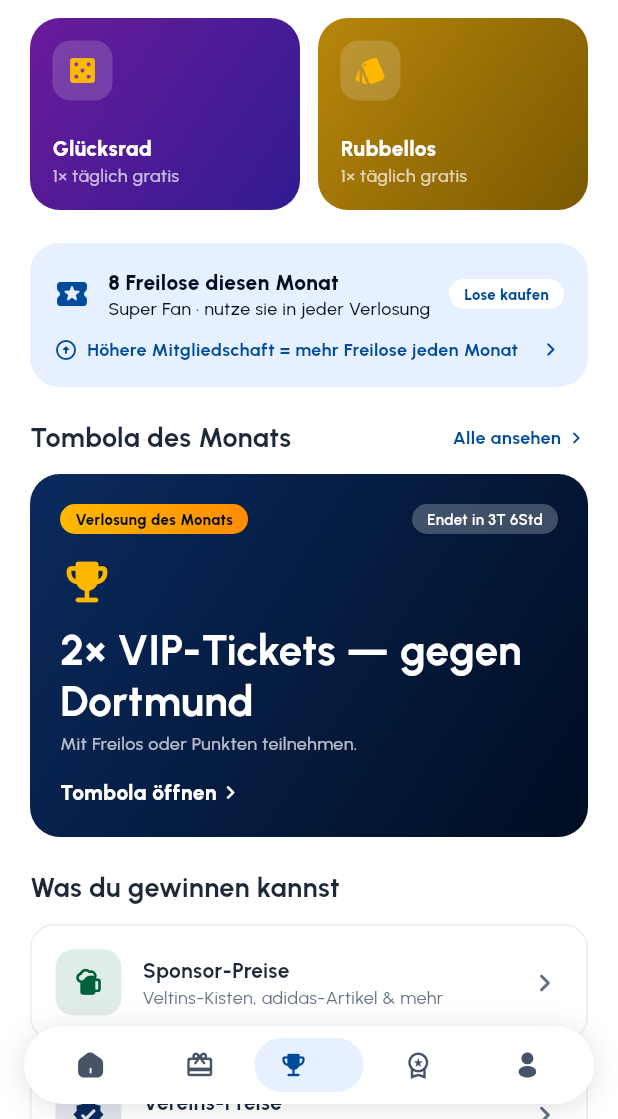
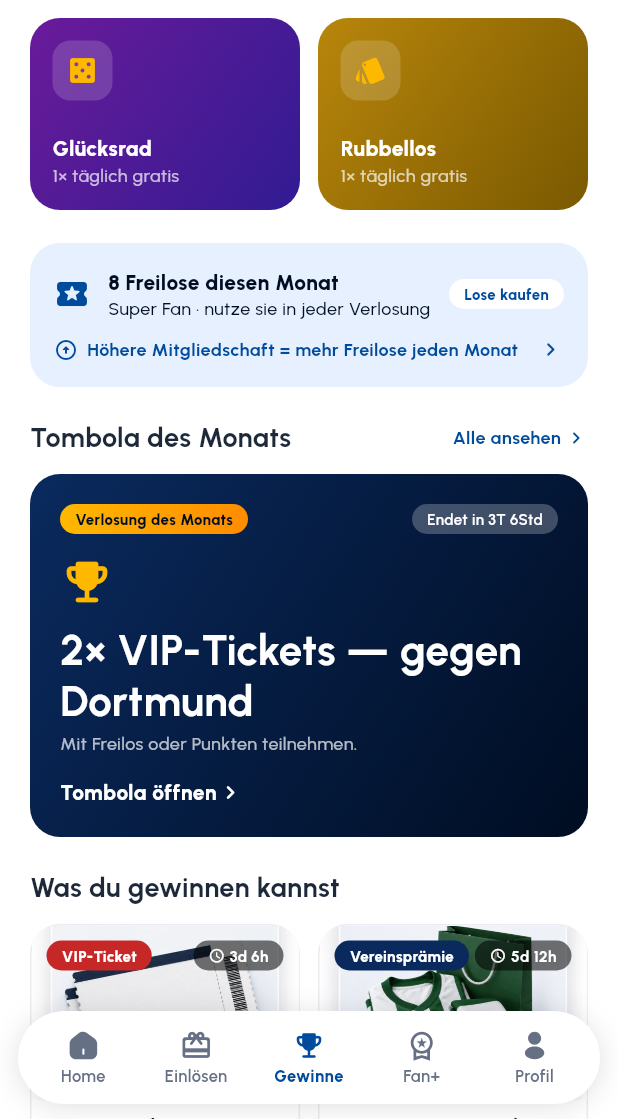
Before and after one commit to COREVIONLABS/EMBAapp-native, a Flutter app: the MainShell screen opened directly, item 3 of the bottom bar chosen, on a phone screen of 412 x 824 dp, the part 117-1236 px from its top. Run offline on Flutter 3.47's test engine with Material 3 defaults, Android fonts, the phone set to English and light mode, and no system bars; our stand-ins replace flutter_svg.

Commit message:
Always-visible nav labels + Socios prize grid on Prizes tab [skip ci]
Bottom nav: switched from the active-only label pill to icon + label
under every tab (Socios-style), active tab highlighted in the brand
colour. Labels are always readable now.

Prizes tab: replaced the grey 'What you can win' icon list with a
2-column prize-draw grid (Socios auctions look) — full-bleed photo,
category band, live countdown pill, title, lot entry cost and an Enter
chip. Daily games and free-lots panel unchanged.

Co-Authored-By: Claude Opus 4.8 <noreply@anthropic.com>
Claude-Session: https://claude.ai/code/session_0138H2TPm9wvb2D54WvCY8tL

```diff
--- a/lib/l10n/strings.dart
+++ b/lib/l10n/strings.dart
@@ -1149,6 +1149,8 @@ const Map<String, String> _de = {
   'Buy': 'Kaufen',
   // ── Home „Für dich" reale Inhalte ──
   'Stadium Tour VIP': 'Stadiontour VIP',
+  'lot': 'Los',
+  'lots': 'Lose',
   'Derby VIP Tombola': 'Derby VIP-Tombola',
   'Fanshop · 4,500 pts': 'Fanshop · 4.500 Pkt',
   'Tombola · free with Super Fan': 'Tombola · gratis mit Super Fan',
--- a/lib/screens/gewinnen_screen.dart
+++ b/lib/screens/gewinnen_screen.dart
@@ -2,6 +2,7 @@ import 'package:flutter/material.dart';
 import '../theme/app_theme.dart';
 import '../widgets/app_widgets.dart';
 import '../widgets/sub_scaffold.dart';
+import '../widgets/asset_img.dart';
 import '../model/fan_model.dart';
 import '../model/daily_games.dart';
 import 'raffles_screen.dart';
@@ -21,12 +22,32 @@ class GewinnenScreen extends StatelessWidget {
   void _push(BuildContext context, Widget s) =>
       Navigator.of(context).push(MaterialPageRoute(builder: (_) => s));
 
-  // Prize categories in the monthly Tombola (icon, title, sub, colour).
-  static const _draws = <(IconData, String, String, Color)>[
-    (Icons.sports_bar_rounded, 'Sponsor prizes', 'Veltins crates, adidas gear & more', Color(0xFF00623A)),
-    (Icons.verified_rounded, 'Club prizes', 'Signed shirts, matchballs, memorabilia', Color(0xFF0A2A5E)),
-    (Icons.stadium_rounded, 'Money-can\'t-buy', 'Play on the pitch, meet the squad', Color(0xFF6A1B9A)),
-    (Icons.confirmation_number_rounded, 'VIP tickets', 'Derby & top-match VIP seats', Color(0xFFC62828)),
+  // 2-column grid of live prize draws (image, countdown, lot entry cost).
+  Widget _prizeGrid(BuildContext context) {
+    final rows = <Widget>[];
+    for (var i = 0; i < _prizes.length; i += 2) {
+      rows.add(Row(crossAxisAlignment: CrossAxisAlignment.start, children: [
+        Expanded(child: _PrizeCard(prize: _prizes[i], onTap: () => _push(context, const RafflesScreen()))),
+        const SizedBox(width: 12),
+        Expanded(
+          child: i + 1 < _prizes.length
+              ? _PrizeCard(prize: _prizes[i + 1], onTap: () => _push(context, const RafflesScreen()))
+              : const SizedBox(),
+        ),
+      ]));
+      if (i + 2 < _prizes.length) rows.add(const SizedBox(height: 12));
+    }
+    return Column(children: rows);
+  }
+
+  // Live prize draws (title, category, image, ends-in, lots to enter, colour).
+  static const _prizes = <(String, String, String, String, int, Color)>[
+    ('2× VIP-Tickets vs Dortmund', 'VIP-Ticket', 'img_tickets', '3d 6h', 1, Color(0xFFC62828)),
+    ('Signiertes Heimtrikot 25/26', 'Vereinsprämie', 'img_fanshop', '5d 12h', 1, Color(0xFF0A2A5E)),
+    ('VELTINS Spieltags-Paket', 'Sponsor', 'img_partner', '2d 3h', 1, Color(0xFF00623A)),
+    ('Auf dem Rasen spielen', 'Money-can\'t-buy', 'img_experiences', '9d 4h', 2, Color(0xFF6A1B9A)),
+    ('Meet & Greet mit dem Team', 'Erlebnis', 'img_rewards', '6d 8h', 2, Color(0xFF6A1B9A)),
+    ('Matchball aus dem Derby', 'Vereinsprämie', 'img_rewards', '4d 1h', 1, Color(0xFF0A2A5E)),
   ];
 
   @override
@@ -130,24 +151,10 @@ class GewinnenScreen extends StatelessWidget {
         ),
         const SizedBox(height: 22),
 
-        // ── 4) All draws by prize source ──
+        // ── 4) All live draws (Socios-style prize grid) ──
         const SectionHeader('What you can win', action: null),
         const SizedBox(height: 12),
-        for (final d in _draws) ...[
-          SurfaceCard(
-            onTap: () => _push(context, const RafflesScreen()),
-            child: Row(children: [
-              Container(width: 44, height: 44, decoration: BoxDecoration(color: d.$4.withValues(alpha: 0.12), borderRadius: BorderRadius.circular(12)), child: Icon(d.$1, color: d.$4, size: 22)),
-              const SizedBox(width: 14),
-              Expanded(child: Column(crossAxisAlignment: CrossAxisAlignment.start, children: [
-                Text(tr(d.$2), style: AppText.body2.copyWith(color: AppColors.textDarker, fontWeight: FontWeight.w700)),
-                Text(tr(d.$3), maxLines: 1, overflow: TextOverflow.ellipsis, style: AppText.body3Regular),
-              ])),
-              Icon(Icons.chevron_right_rounded, color: AppColors.textLight),
-            ]),
-          ),
-          const SizedBox(height: 10),
-        ],
+        _prizeGrid(context),
       ],
     );
   }
@@ -196,3 +203,69 @@ class _DailyGameCard extends StatelessWidget {
     );
   }
 }
+
+/// Prize draw card (Socios auctions-style): full-bleed photo with a category
+/// band and a live countdown, then a white body with title and the lot entry
+/// cost plus an "enter" chip.
+class _PrizeCard extends StatelessWidget {
+  final (String, String, String, String, int, Color) prize;
+  final VoidCallback onTap;
+  const _PrizeCard({required this.prize, required this.onTap});
+
+  @override
+  Widget build(BuildContext context) {
+    final (title, category, image, ends, lots, color) = prize;
+    return Tappable(
+      scale: 0.97,
+      onTap: onTap,
+      child: Container(
+        height: 246,
+        clipBehavior: Clip.antiAlias,
+        decoration: BoxDecoration(
+          color: AppColors.surface,
+          borderRadius: BorderRadius.circular(AppRadii.card),
+          border: Border.all(color: AppColors.borderLightest),
+        ),
+        child: Column(crossAxisAlignment: CrossAxisAlignment.start, children: [
+          Stack(children: [
+            SizedBox(
+              height: 116, width: double.infinity,
+              child: AssetImg(image, fit: BoxFit.cover, fallbackIcon: Icons.emoji_events_rounded),
+            ),
+            Positioned(
+              left: 10, top: 10,
+              child: Pill(color: color, child: Text(tr(category), style: AppText.caption1.copyWith(color: Colors.white, fontWeight: FontWeight.w800))),
+            ),
+            Positioned(
+              right: 10, top: 10,
+              child: Pill(color: Colors.black.withValues(alpha: 0.55), child: Row(mainAxisSize: MainAxisSize.min, children: [
+                const Icon(Icons.schedule_rounded, size: 11, color: Colors.white),
+                const SizedBox(width: 3),
+                Text(ends, style: AppText.caption1.copyWith(color: Colors.white, fontWeight: FontWeight.w700)),
+              ])),
+            ),
+          ]),
+          Expanded(
+            child: Padding(
+              padding: const EdgeInsets.fromLTRB(12, 10, 12, 12),
+              child: Column(crossAxisAlignment: CrossAxisAlignment.start, children: [
+                Text(tr(title), maxLines: 2, overflow: TextOverflow.ellipsis, style: AppText.body2.copyWith(color: AppColors.textDarker, fontWeight: FontWeight.w700, height: 1.15)),
+                const Spacer(),
+                Row(children: [
+                  const Icon(Icons.local_activity_rounded, size: 15, color: AppColors.brandPrimary),
+                  const SizedBox(width: 5),
+                  Expanded(child: Text('$lots ${tr(lots == 1 ? 'lot' : 'lots')}', maxLines: 1, overflow: TextOverflow.ellipsis, style: AppText.body3.copyWith(color: AppColors.textNormal, fontWeight: FontWeight.w700))),
+                  Container(
+                    padding: const EdgeInsets.symmetric(horizontal: 12, vertical: 6),
+                    decoration: BoxDecoration(color: AppColors.brandPrimary, borderRadius: BorderRadius.circular(999)),
+                    child: Text(tr('Enter'), style: AppText.caption1.copyWith(color: Colors.white, fontWeight: FontWeight.w800)),
+                  ),
+                ]),
+              ]),
+            ),
+          ),
+        ]),
+      ),
+    );
+  }
+}
--- a/lib/widgets/bottom_nav.dart
+++ b/lib/widgets/bottom_nav.dart
@@ -19,7 +19,8 @@ const kNavDestinations = [
   NavDest('nav_profile', 'Profile'),
 ];
 
-/// Floating white pill navbar, 1:1 with Figma (active item shows label pill).
+/// Floating white navbar — icon + always-visible label under every tab
+/// (Socios-style), with the active tab highlighted in the brand colour.
 class AppBottomNav extends StatelessWidget {
   final int active;
   final ValueChanged<int> onTap;
@@ -31,9 +32,9 @@ class AppBottomNav extends StatelessWidget {
     // gesture / navigation bar now that the app draws edge-to-edge.
     final bottomInset = MediaQuery.of(context).padding.bottom;
     return Padding(
-      padding: EdgeInsets.fromLTRB(16, 0, 16, 10 + bottomInset),
+      padding: EdgeInsets.fromLTRB(12, 0, 12, 10 + bottomInset),
       child: Container(
-        padding: const EdgeInsets.all(8),
+        padding: const EdgeInsets.symmetric(horizontal: 6, vertical: 8),
         decoration: BoxDecoration(
           color: AppColors.surface,
           borderRadius: BorderRadius.circular(AppRadii.nav),
@@ -44,9 +45,7 @@ class AppBottomNav extends StatelessWidget {
         child: Row(
           children: [
             for (var i = 0; i < kNavDestinations.length; i++)
-              Flexible(
-                child: Align(
-                  alignment: Alignment.center,
+              Expanded(
                 child: _NavItem(
                   dest: kNavDestinations[i],
                   selected: i == active,
@@ -54,7 +53,6 @@ class AppBottomNav extends StatelessWidget {
                     if (i != active) HapticFeedback.selectionClick();
                     onTap(i);
                   },
-                  ),
                 ),
               ),
           ],
@@ -72,31 +70,24 @@ class _NavItem extends StatelessWidget {
 
   @override
   Widget build(BuildContext context) {
+    final color = selected ? AppColors.brandPrimary : AppColors.textLight;
     return GestureDetector(
       behavior: HitTestBehavior.opaque,
       onTap: onTap,
-      child: AnimatedContainer(
-        duration: const Duration(milliseconds: 180),
-        padding: EdgeInsets.symmetric(horizontal: selected ? 16 : 14, vertical: 8),
-        decoration: BoxDecoration(
-          color: selected ? AppColors.brandLightest : Colors.transparent,
-          borderRadius: BorderRadius.circular(AppRadii.pill),
-        ),
-        child: Row(
+      child: Padding(
+        padding: const EdgeInsets.symmetric(vertical: 4, horizontal: 2),
+        child: Column(
           mainAxisSize: MainAxisSize.min,
           children: [
             if (dest.iconData != null)
-              Icon(dest.iconData, size: 20, color: selected ? AppColors.brandPrimary : AppColors.textNormal)
+              Icon(dest.iconData, size: 22, color: color)
             else
-              Svg(dest.icon!, size: 20, color: selected ? AppColors.brandPrimary : AppColors.textNormal),
-            if (selected) ...[
-              const SizedBox(width: 6),
-              Flexible(
-                child: Text(tr(dest.label),
-                    maxLines: 1, overflow: TextOverflow.ellipsis,
-                    style: AppText.body3.copyWith(color: AppColors.brandPrimary, fontWeight: FontWeight.w600, fontSize: 13)),
-              ),
-            ],
+              Svg(dest.icon!, size: 22, color: color),
+            const SizedBox(height: 3),
+            Text(tr(dest.label),
+                maxLines: 1, overflow: TextOverflow.ellipsis, textAlign: TextAlign.center,
+                style: AppText.caption1.copyWith(
+                    color: color, fontWeight: selected ? FontWeight.w800 : FontWeight.w600, fontSize: 11)),
           ],
         ),
       ),
```
Lines whose indentation alone changed are shown as unchanged.
